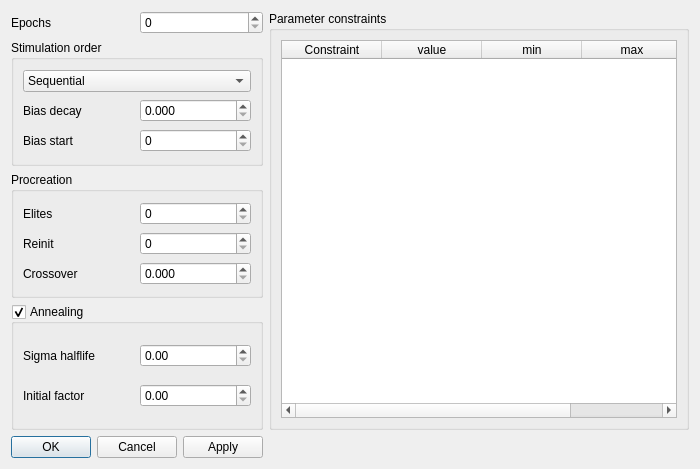
This is src/gui/gafittersettingsdialog.ui in CompEphys-team/rtdo as Qt 5 draws it before an edit. The edited form follows.
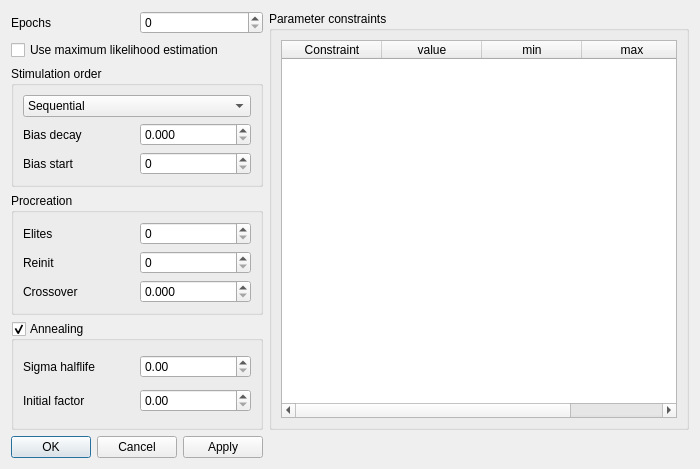
This is the edited form.

Commit message: Added UI for likelihood estimation vs raw error switch

```diff
--- a/src/gui/gafittersettingsdialog.ui
+++ b/src/gui/gafittersettingsdialog.ui
@@ -14,7 +14,7 @@
    <string>GA Fitter Settings</string>
   </property>
   <layout class="QGridLayout" name="gridLayout_5">
-   <item row="3" column="0" colspan="2">
+   <item row="4" column="0" colspan="2">
     <widget class="QGroupBox" name="decaySigma">
      <property name="title">
       <string>Annealing</string>
@@ -67,7 +67,7 @@
      </property>
     </widget>
    </item>
-   <item row="2" column="0" colspan="2">
+   <item row="3" column="0" colspan="2">
     <widget class="QGroupBox" name="groupBox_2">
      <property name="title">
       <string>Procreation</string>
@@ -121,7 +121,7 @@
      </layout>
     </widget>
    </item>
-   <item row="1" column="0" colspan="2">
+   <item row="2" column="0" colspan="2">
     <widget class="QGroupBox" name="groupBox">
      <property name="title">
       <string>Stimulation order</string>
@@ -185,7 +185,7 @@
      </layout>
     </widget>
    </item>
-   <item row="5" column="0" colspan="2">
+   <item row="6" column="0" colspan="2">
     <widget class="QDialogButtonBox" name="buttonBox">
      <property name="orientation">
       <enum>Qt::Horizontal</enum>
@@ -195,7 +195,7 @@
      </property>
     </widget>
    </item>
-   <item row="0" column="2" rowspan="4">
+   <item row="0" column="2" rowspan="5">
     <widget class="QGroupBox" name="groupBox_3">
      <property name="title">
       <string>Parameter constraints</string>
@@ -231,6 +231,13 @@
      </layout>
     </widget>
    </item>
+   <item row="1" column="0" colspan="2">
+    <widget class="QCheckBox" name="useLikelihood">
+     <property name="text">
+      <string>Use maximum likelihood estimation</string>
+     </property>
+    </widget>
+   </item>
   </layout>
  </widget>
  <resources/>
```
The commit also changes 1 other file.
